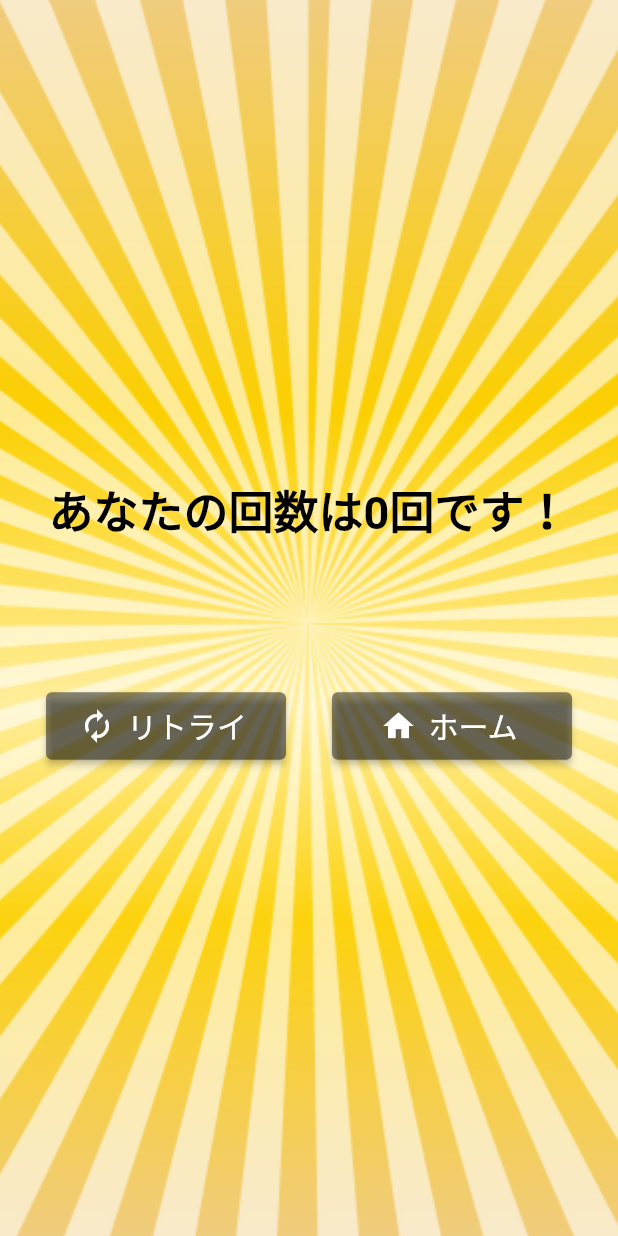
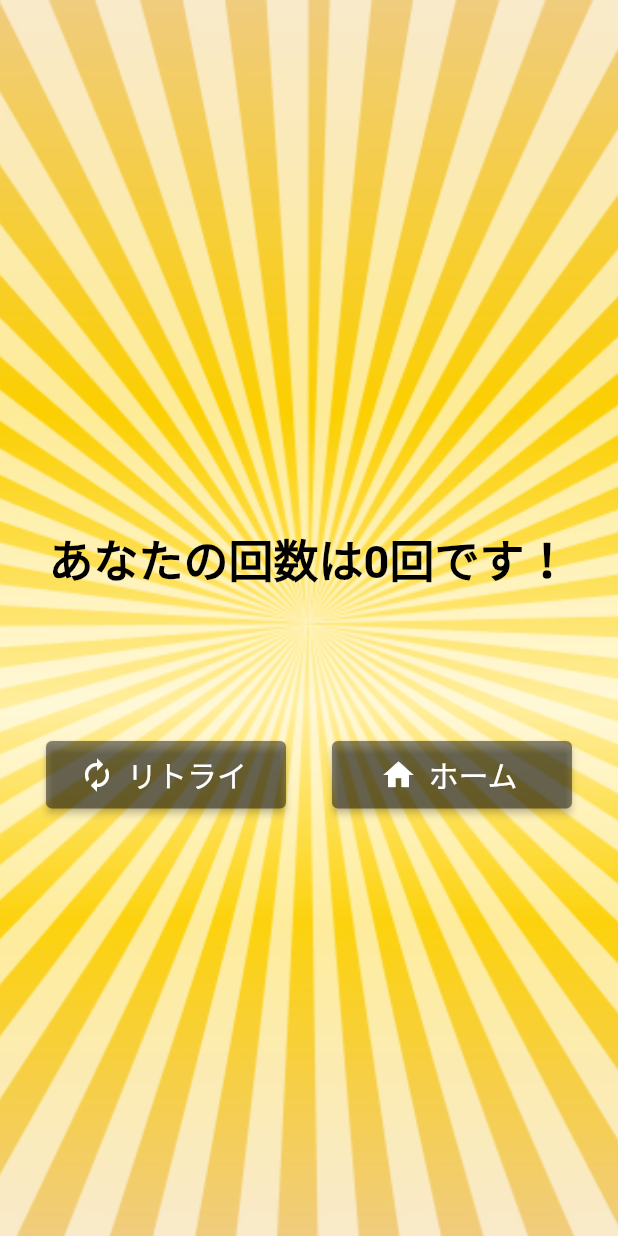
Before and after one commit to mqkotoo/Number-guessing-game, a Flutter app: the ResultPage screen opened directly with empty values, on a phone screen of 412 x 824 dp. Run offline on Flutter 3.47's test engine with Material 2 defaults, Android fonts, the phone set to English and light mode, and no system bars; our stand-ins replace confetti.

Commit message:
improve result page

```diff
--- a/lib/result_page.dart
+++ b/lib/result_page.dart
@@ -53,8 +53,9 @@ class ResultPageState extends State<ResultPage> {
               ],
             ),
             // 結果発表
-            Expanded(
-              flex: 8,
+            Padding(
+              padding: const EdgeInsets.only(top: 350.0),
+              child: Container(
                 child: Column(
                   mainAxisAlignment: MainAxisAlignment.center,
                   children: [
@@ -92,6 +93,7 @@ class ResultPageState extends State<ResultPage> {
                   ],
                 ),
               ),
+            ),
           ],
         ),
       ),
```
Lines whose indentation alone changed are shown as unchanged.
